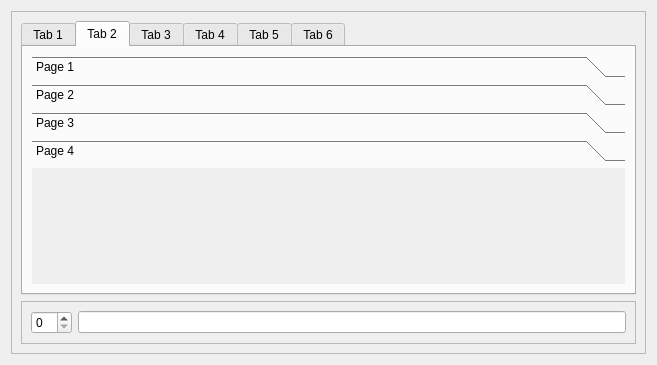
Qt form Qt/my_programm/_For_tests/src/for_tests_mainbox_gui/src/ui/for_tests_mainbox_gui.ui (RinatB2017/mega_GIT) before a commit.
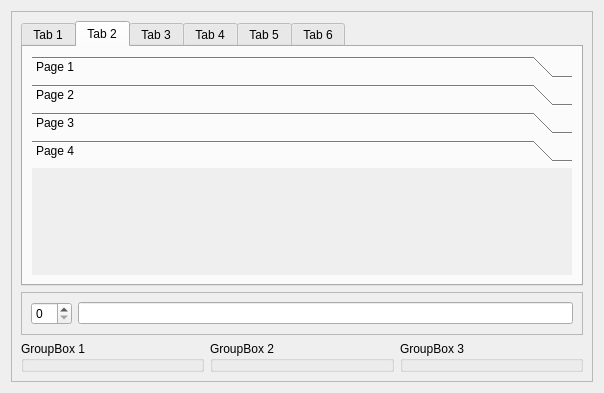
The same form after that commit. The open tabs and pages were chosen to show the change. Icons and pictures are not drawn. Custom widgets are drawn as their Qt base class.

What changed in the file:
```diff
--- a/Qt/my_programm/_For_tests/src/for_tests_mainbox_gui/src/ui/for_tests_mainbox_gui.ui
+++ b/Qt/my_programm/_For_tests/src/for_tests_mainbox_gui/src/ui/for_tests_mainbox_gui.ui
@@ -2,14 +2,6 @@
 <ui version="4.0">
  <class>MainBox_GUI</class>
  <widget class="QWidget" name="MainBox_GUI">
-  <property name="geometry">
-   <rect>
-    <x>0</x>
-    <y>0</y>
-    <width>657</width>
-    <height>365</height>
-   </rect>
-  </property>
   <layout class="QHBoxLayout" name="horizontalLayout">
    <item>
     <widget class="QFrame" name="main_frame">
@@ -112,8 +104,8 @@
               <rect>
                <x>0</x>
                <y>0</y>
-               <width>597</width>
-               <height>109</height>
+               <width>472</width>
+               <height>115</height>
               </rect>
              </property>
              <attribute name="icon">
@@ -241,6 +233,31 @@
         </layout>
        </widget>
       </item>
+      <item>
+       <layout class="QHBoxLayout" name="horizontalLayout_3">
+        <item>
+         <widget class="QGroupBox" name="gb_1">
+          <property name="title">
+           <string>GroupBox 1</string>
+          </property>
+         </widget>
+        </item>
+        <item>
+         <widget class="QGroupBox" name="gb_2">
+          <property name="title">
+           <string>GroupBox 2</string>
+          </property>
+         </widget>
+        </item>
+        <item>
+         <widget class="QGroupBox" name="gb_3">
+          <property name="title">
+           <string>GroupBox 3</string>
+          </property>
+         </widget>
+        </item>
+       </layout>
+      </item>
      </layout>
     </widget>
    </item>
```
Left out of the diff: 12 changed lines with no effect on the pictures.
